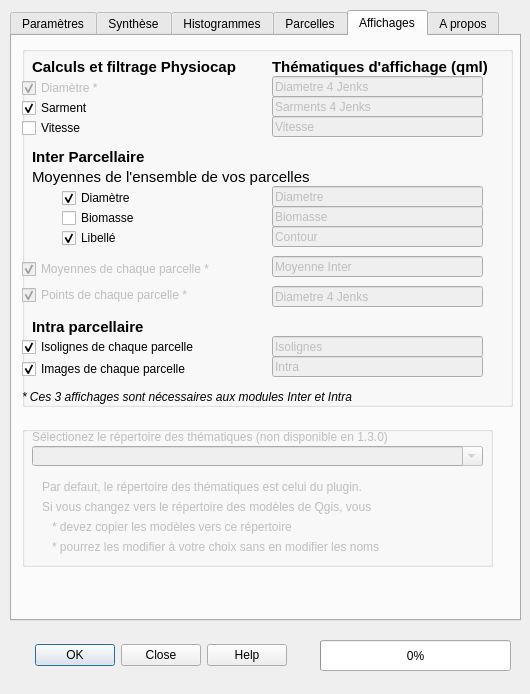
Old version of the form Physiocap_dialog_base.ui in the repository jhemmi/QgisPhysiocapPlugin.
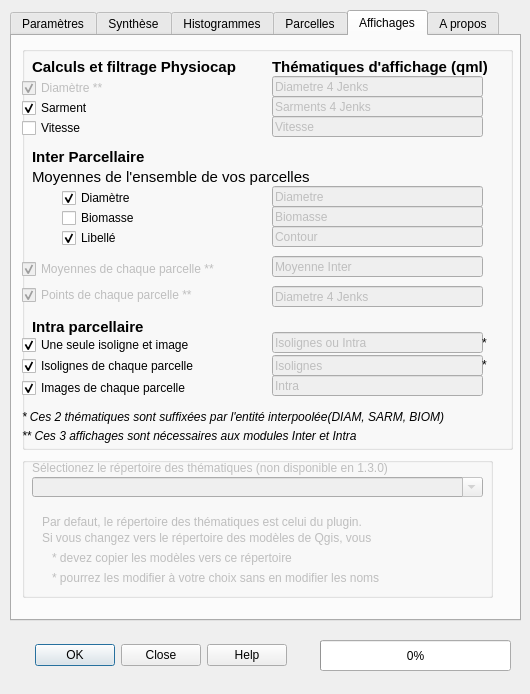
New version of the form.

Commit message: 1.3.0b Intra

```diff
--- a/Physiocap_dialog_base.ui
+++ b/Physiocap_dialog_base.ui
@@ -1415,7 +1415,7 @@
        <x>10</x>
        <y>10</y>
        <width>491</width>
-       <height>361</height>
+       <height>404</height>
       </rect>
      </property>
      <property name="title">
@@ -1434,7 +1434,7 @@
        </rect>
       </property>
       <property name="text">
-       <string>Diamètre *</string>
+       <string>Diamètre **</string>
       </property>
       <property name="checked">
        <bool>true</bool>
@@ -1790,7 +1790,7 @@
        </rect>
       </property>
       <property name="text">
-       <string>Moyennes de chaque parcelle *</string>
+       <string>Moyennes de chaque parcelle **</string>
       </property>
       <property name="checked">
        <bool>true</bool>
@@ -1839,7 +1839,7 @@
        </rect>
       </property>
       <property name="text">
-       <string>Points de chaque parcelle *</string>
+       <string>Points de chaque parcelle **</string>
       </property>
       <property name="checked">
        <bool>true</bool>
@@ -1882,7 +1882,7 @@
       <property name="geometry">
        <rect>
         <x>250</x>
-        <y>310</y>
+        <y>329</y>
         <width>211</width>
         <height>21</height>
        </rect>
@@ -1912,7 +1912,7 @@
       <property name="geometry">
        <rect>
         <x>250</x>
-        <y>290</y>
+        <y>309</y>
         <width>211</width>
         <height>21</height>
        </rect>
@@ -1939,7 +1939,7 @@
       <property name="geometry">
        <rect>
         <x>0</x>
-        <y>310</y>
+        <y>329</y>
         <width>211</width>
         <height>26</height>
        </rect>
@@ -1975,7 +1975,7 @@
       <property name="geometry">
        <rect>
         <x>0</x>
-        <y>288</y>
+        <y>307</y>
         <width>211</width>
         <height>26</height>
        </rect>
@@ -1994,7 +1994,7 @@
       <property name="geometry">
        <rect>
         <x>0</x>
-        <y>340</y>
+        <y>379</y>
         <width>451</width>
         <height>21</height>
        </rect>
@@ -2006,7 +2006,101 @@
        </font>
       </property>
       <property name="text">
-       <string>* Ces 3 affichages sont nécessaires aux modules Inter et Intra</string>
+       <string>** Ces 3 affichages sont nécessaires aux modules Inter et Intra</string>
+      </property>
+     </widget>
+     <widget class="QCheckBox" name="checkBoxUnSeulIntra">
+      <property name="geometry">
+       <rect>
+        <x>0</x>
+        <y>286</y>
+        <width>221</width>
+        <height>26</height>
+       </rect>
+      </property>
+      <property name="text">
+       <string>Une seule isoligne et image</string>
+      </property>
+      <property name="checked">
+       <bool>true</bool>
+      </property>
+     </widget>
+     <widget class="QLineEdit" name="lineEditThematiqueUnSeulIntra">
+      <property name="enabled">
+       <bool>false</bool>
+      </property>
+      <property name="geometry">
+       <rect>
+        <x>250</x>
+        <y>286</y>
+        <width>211</width>
+        <height>21</height>
+       </rect>
+      </property>
+      <property name="font">
+       <font>
+        <pointsize>9</pointsize>
+       </font>
+      </property>
+      <property name="inputMethodHints">
+       <set>Qt::ImhDialableCharactersOnly</set>
+      </property>
+      <property name="text">
+       <string>Isolignes ou Intra</string>
+      </property>
+      <property name="maxLength">
+       <number>50</number>
+      </property>
+      <property name="dragEnabled">
+       <bool>true</bool>
+      </property>
+     </widget>
+     <widget class="QLabel" name="label">
+      <property name="geometry">
+       <rect>
+        <x>460</x>
+        <y>286</y>
+        <width>21</width>
+        <height>21</height>
+       </rect>
+      </property>
+      <property name="text">
+       <string>*</string>
+      </property>
+     </widget>
+     <widget class="QLabel" name="label_2">
+      <property name="geometry">
+       <rect>
+        <x>460</x>
+        <y>308</y>
+        <width>21</width>
+        <height>21</height>
+       </rect>
+      </property>
+      <property name="text">
+       <string>*</string>
+      </property>
+     </widget>
+     <widget class="QLabel" name="lab_212">
+      <property name="enabled">
+       <bool>true</bool>
+      </property>
+      <property name="geometry">
+       <rect>
+        <x>0</x>
+        <y>360</y>
+        <width>451</width>
+        <height>21</height>
+       </rect>
+      </property>
+      <property name="font">
+       <font>
+        <pointsize>9</pointsize>
+        <italic>true</italic>
+       </font>
+      </property>
+      <property name="text">
+       <string>* Ces 2 thématiques sont suffixées par l'entité interpoolée(DIAM, SARM, BIOM)</string>
       </property>
      </widget>
     </widget>
@@ -2014,7 +2108,7 @@
      <property name="geometry">
       <rect>
        <x>10</x>
-       <y>390</y>
+       <y>421</y>
        <width>471</width>
        <height>141</height>
       </rect>
@@ -2083,7 +2177,7 @@
       <property name="geometry">
        <rect>
         <x>20</x>
-        <y>50</y>
+        <y>54</y>
         <width>421</width>
         <height>21</height>
        </rect>
```
Left out of the diff: 3 changed lines with no effect on the pictures.
